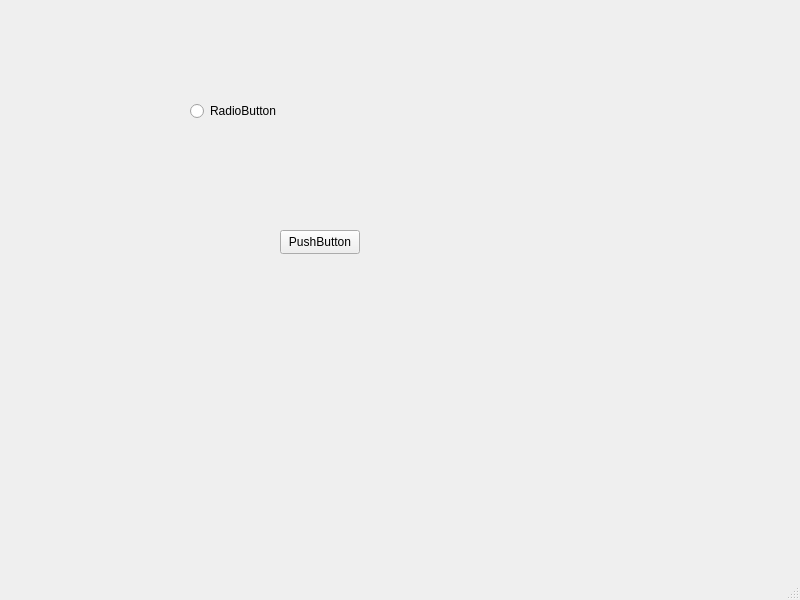
Old version of the form team/Ruth/SP23/code/SP23/settings.ui in the repository muazzamaqeel/Software-Project-CTS-5.
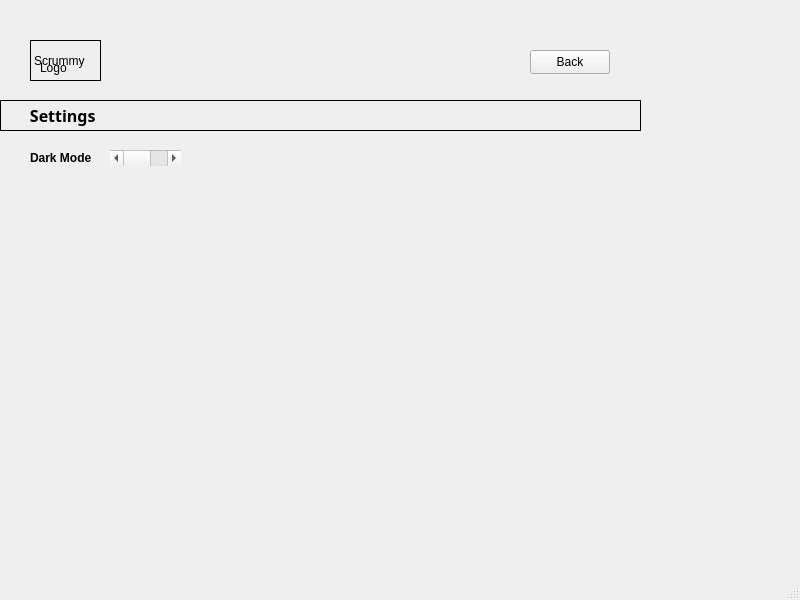
New version of the form.

Commit message: Create the Ui for setting and conflunce page

```diff
--- a/team/Ruth/SP23/code/SP23/settings.ui
+++ b/team/Ruth/SP23/code/SP23/settings.ui
@@ -14,30 +14,127 @@
    <string>MainWindow</string>
   </property>
   <widget class="QWidget" name="centralwidget">
-   <widget class="QRadioButton" name="radioButton">
+   <widget class="QLabel" name="label">
     <property name="geometry">
      <rect>
-      <x>190</x>
+      <x>30</x>
+      <y>40</y>
+      <width>71</width>
+      <height>41</height>
+     </rect>
+    </property>
+    <property name="frameShape">
+     <enum>QFrame::Box</enum>
+    </property>
+    <property name="frameShadow">
+     <enum>QFrame::Plain</enum>
+    </property>
+    <property name="text">
+     <string>Scrummy</string>
+    </property>
+   </widget>
+   <widget class="QLabel" name="label_2">
+    <property name="geometry">
+     <rect>
+      <x>0</x>
       <y>100</y>
-      <width>91</width>
-      <height>22</height>
+      <width>641</width>
+      <height>31</height>
      </rect>
     </property>
+    <property name="font">
+     <font>
+      <family>Tw Cen MT Condensed Extra Bold</family>
+      <pointsize>12</pointsize>
+      <bold>true</bold>
+     </font>
+    </property>
+    <property name="frameShape">
+     <enum>QFrame::Box</enum>
+    </property>
+    <property name="frameShadow">
+     <enum>QFrame::Plain</enum>
+    </property>
+    <property name="lineWidth">
+     <number>1</number>
+    </property>
     <property name="text">
-     <string>RadioButton</string>
+     <string>      Settings</string>
+    </property>
+    <property name="textFormat">
+     <enum>Qt::PlainText</enum>
+    </property>
+   </widget>
+   <widget class="QScrollBar" name="DarkMode">
+    <property name="geometry">
+     <rect>
+      <x>110</x>
+      <y>150</y>
+      <width>71</width>
+      <height>16</height>
+     </rect>
+    </property>
+    <property name="font">
+     <font>
+      <bold>true</bold>
+      <stylestrategy>PreferDefault</stylestrategy>
+     </font>
+    </property>
+    <property name="mouseTracking">
+     <bool>false</bool>
+    </property>
+    <property name="focusPolicy">
+     <enum>Qt::NoFocus</enum>
+    </property>
+    <property name="orientation">
+     <enum>Qt::Horizontal</enum>
+    </property>
+   </widget>
+   <widget class="QLabel" name="label_3">
+    <property name="geometry">
+     <rect>
+      <x>30</x>
+      <y>150</y>
+      <width>71</width>
+      <height>16</height>
+     </rect>
+    </property>
+    <property name="font">
+     <font>
+      <bold>true</bold>
+     </font>
+    </property>
+    <property name="text">
+     <string>Dark Mode</string>
+    </property>
+   </widget>
+   <widget class="QLabel" name="label_5">
+    <property name="geometry">
+     <rect>
+      <x>40</x>
+      <y>60</y>
+      <width>49</width>
+      <height>16</height>
+     </rect>
+    </property>
+    <property name="frameShape">
+     <enum>QFrame::NoFrame</enum>
+    </property>
+    <property name="text">
+     <string>Logo</string>
     </property>
    </widget>
    <widget class="QPushButton" name="pushButton">
     <property name="geometry">
      <rect>
-      <x>280</x>
-      <y>230</y>
+      <x>530</x>
+      <y>50</y>
       <width>80</width>
       <height>24</height>
      </rect>
     </property>
     <property name="text">
-     <string>PushButton</string>
+     <string>Back</string>
     </property>
    </widget>
   </widget>
```
The commit also changes 16 other files.
